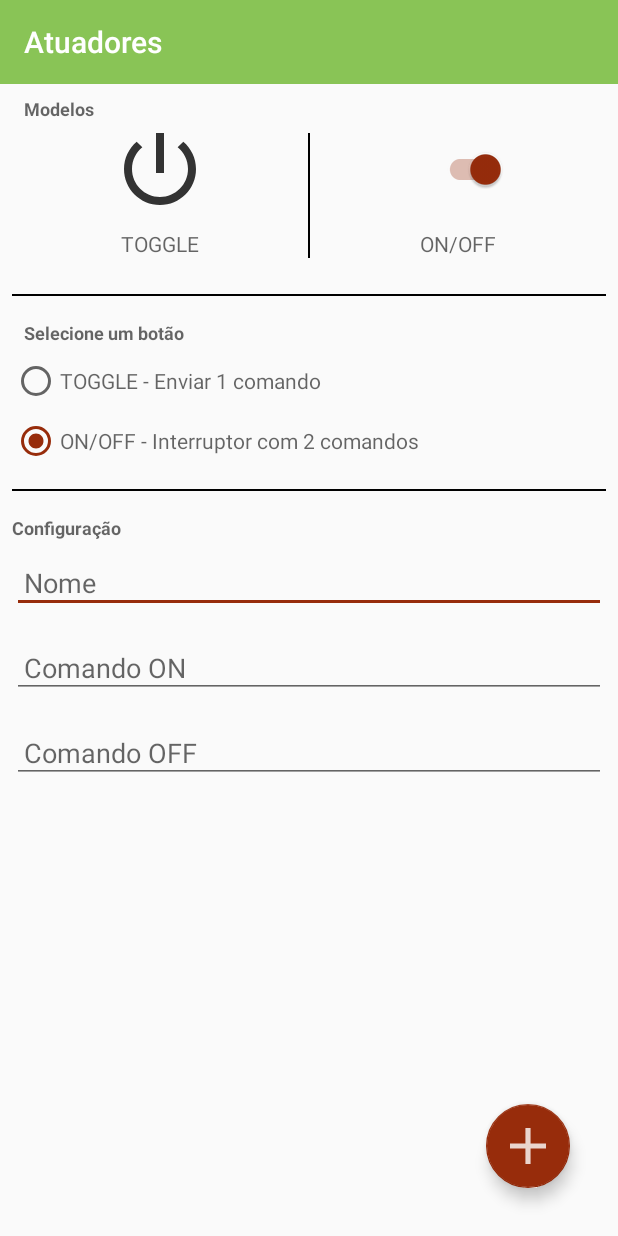
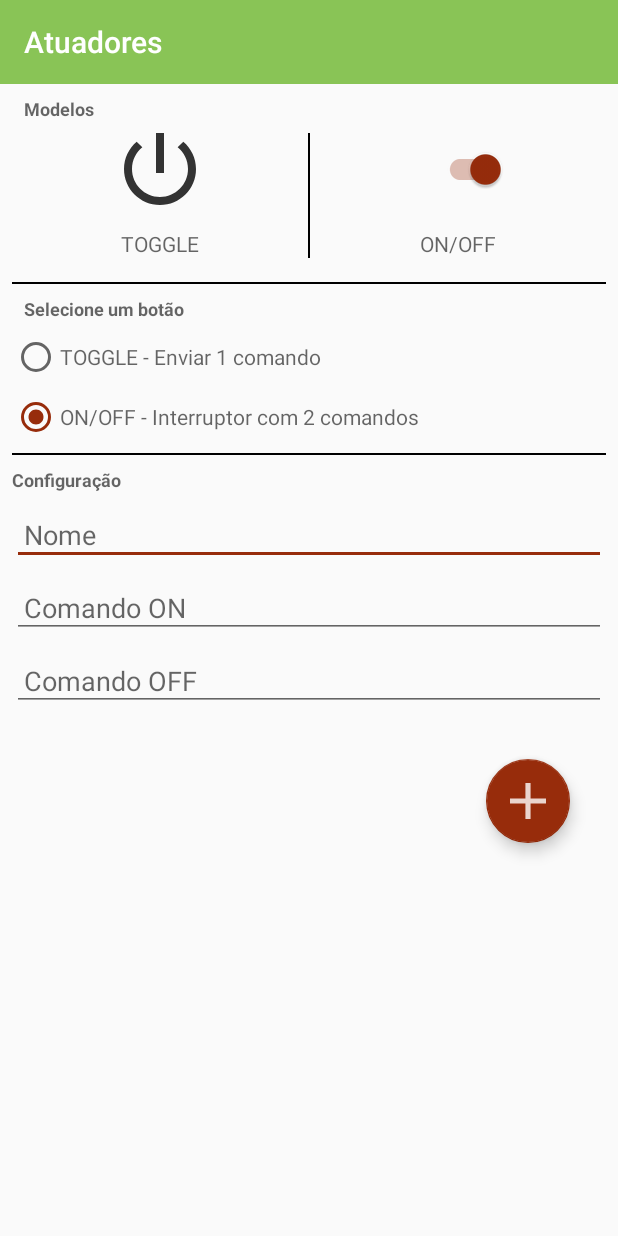
Before and after one commit to GabrielAndreatto/Maker-Bluetooth, an Android app: the ActuatorActivityTab screen opened directly, with no data from a screen before it, after a tap on an icon or button, on a phone screen of 412 x 824 dp. Run offline under Robolectric (Android 15) with nearby library versions, the phone set to English and light mode, and no system bars; 1 statement that could not run was skipped.

Commit message:
Maker-Bluetooth: Refactor layout to tablets, tab, cards

```diff
--- a/app/src/main/res/layout/activity_actuator.xml
+++ b/app/src/main/res/layout/activity_actuator.xml
@@ -1,12 +1,23 @@
 <?xml version="1.0" encoding="utf-8"?>
-<androidx.appcompat.widget.LinearLayoutCompat xmlns:android="http://schemas.android.com/apk/res/android"
+<androidx.core.widget.NestedScrollView
+    xmlns:android="http://schemas.android.com/apk/res/android"
     xmlns:tools="http://schemas.android.com/tools"
     android:layout_width="match_parent"
     android:layout_height="match_parent"
-    android:orientation="vertical"
     tools:context=".views.form.actuator.ActuatorFormActivity">
 
+    <androidx.appcompat.widget.LinearLayoutCompat
+        android:layout_width="match_parent"
+        android:layout_height="match_parent"
+        android:orientation="vertical">
+
         <include layout="@layout/toolbar_actuator" />
+
+        <!-- Confiuração -->
+        <androidx.appcompat.widget.LinearLayoutCompat
+            android:layout_width="match_parent"
+            android:layout_height="match_parent"
+            android:orientation="vertical">
 
             <!-- tipos Botões -->
             <androidx.appcompat.widget.LinearLayoutCompat
@@ -15,6 +26,7 @@
                 android:layout_margin="8dp"
                 android:orientation="vertical">
 
+                <!-- Label -->
                 <androidx.appcompat.widget.AppCompatTextView
                     android:layout_width="match_parent"
                     android:layout_height="wrap_content"
@@ -23,12 +35,13 @@
                     android:textStyle="bold"
                     android:hint="Modelos" />
 
+                <!-- Botões -->
                 <androidx.appcompat.widget.LinearLayoutCompat
                     android:layout_width="match_parent"
                     android:layout_height="wrap_content"
-            android:layout_marginBottom="8dp"
                     android:orientation="horizontal">
 
+                    <!-- Botõe toggle -->
                     <androidx.appcompat.widget.LinearLayoutCompat
                         android:layout_width="match_parent"
                         android:layout_height="match_parent"
@@ -98,9 +111,9 @@
             <androidx.appcompat.widget.LinearLayoutCompat
                 android:layout_width="match_parent"
                 android:layout_height="wrap_content"
-        android:layout_marginTop="16dp"
+                android:layout_marginTop="8dp"
                 android:layout_marginRight="8dp"
-        android:layout_marginBottom="16dp"
+                android:layout_marginBottom="8dp"
                 android:layout_marginLeft="8dp"
                 android:orientation="vertical">
 
@@ -148,11 +161,13 @@
                 android:background="@color/secondaryTextColor"
                 android:orientation="horizontal"/>
 
+        </androidx.appcompat.widget.LinearLayoutCompat>
+
         <!-- Text fields -->
         <androidx.appcompat.widget.LinearLayoutCompat
             android:layout_width="match_parent"
             android:layout_height="wrap_content"
-        android:layout_marginTop="16dp"
+            android:layout_marginTop="8dp"
             android:orientation="vertical">
 
             <androidx.appcompat.widget.AppCompatTextView
@@ -170,7 +185,7 @@
                 android:padding="8dp"
                 android:layout_marginTop="8dp"
                 android:layout_marginRight="8dp"
-            android:layout_marginBottom="8dp"
+                android:layout_marginBottom="0dp"
                 android:layout_marginLeft="8dp"
                 android:hint="Nome"/>
 
@@ -181,7 +196,7 @@
                 android:padding="8dp"
                 android:layout_marginTop="8dp"
                 android:layout_marginRight="8dp"
-            android:layout_marginBottom="8dp"
+                android:layout_marginBottom="0dp"
                 android:layout_marginLeft="8dp"
                 android:hint="Comando ON" />
 
@@ -198,6 +213,12 @@
 
         </androidx.appcompat.widget.LinearLayoutCompat>
 
+        <!-- fabButton -->
+        <androidx.appcompat.widget.LinearLayoutCompat
+            android:layout_width="match_parent"
+            android:layout_height="match_parent"
+            android:orientation="vertical">
+
             <FrameLayout
                 android:layout_width="match_parent"
                 android:layout_height="match_parent">
@@ -210,8 +231,15 @@
                     android:layout_gravity="end|bottom"
                     android:src="@drawable/ic_add_dark"
                     android:contentDescription="@string/submit"
-            android:layout_margin="32dp" />
+                    android:layout_marginTop="16dp"
+                    android:layout_marginRight="32dp"
+                    android:layout_marginBottom="16dp"
+                    android:layout_marginLeft="16dp" />
 
             </FrameLayout>
 
         </androidx.appcompat.widget.LinearLayoutCompat>
+
+    </androidx.appcompat.widget.LinearLayoutCompat>
+
+</androidx.core.widget.NestedScrollView>
--- a/app/src/main/res/layout/activity_actuator_tab.xml
+++ b/app/src/main/res/layout/activity_actuator_tab.xml
@@ -19,6 +19,8 @@
             android:id="@+id/tab_actuators"
             android:layout_width="match_parent"
             android:layout_height="wrap_content"
+            android:fillViewport="true"
+            app:tabMaxWidth="0dp"
             app:tabGravity="fill"
             app:tabIndicatorColor="@color/colorAccent"
             app:tabMode="fixed"
--- a/app/src/main/res/layout/card_sensor.xml
+++ b/app/src/main/res/layout/card_sensor.xml
@@ -163,7 +163,7 @@
                     android:layout_width="wrap_content"
                     android:layout_height="wrap_content"
                     android:layout_weight="1"
-                    android:layout_gravity="bottom"
+                    android:layout_gravity="center_horizontal"
                     android:gravity="bottom"
                     android:orientation="vertical">
 
```
Also changed, not shown: app/src/main/res/layout/activity_board_form.xml (+24 -25 lines), app/src/main/res/layout/activity_form_sensor.xml (+13 -5 lines), 1 other file. Lines whose indentation alone changed are shown as unchanged.
